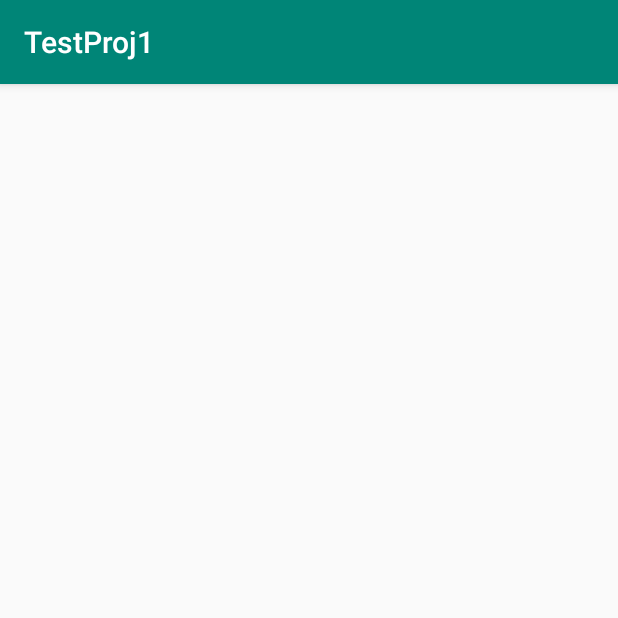
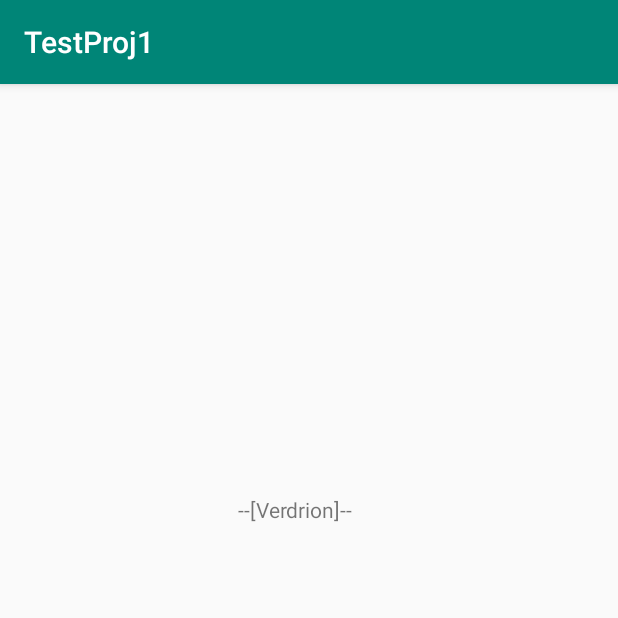
Before and after one commit to Gorgory24/Elemental-Hunter, an Android app: the FicheActivity screen opened directly, with no data from a screen before it, on a phone screen of 412 x 824 dp, the top half of it. Run offline under Robolectric (Android 15) with nearby library versions, the light colour scheme and no system bars.

Commit message:
Ajout FicheActivity

```diff
--- a/app/src/main/res/layout/activity_fiche.xml
+++ b/app/src/main/res/layout/activity_fiche.xml
@@ -6,4 +6,15 @@
     android:layout_height="match_parent"
     tools:context=".FicheActivity">
 
+    <TextView
+        android:id="@+id/nameText"
+        android:layout_width="wrap_content"
+        android:layout_height="wrap_content"
+        android:text="--[Verdrion]--"
+        app:layout_constraintBottom_toBottomOf="parent"
+        app:layout_constraintEnd_toEndOf="parent"
+        app:layout_constraintHorizontal_bias="0.474"
+        app:layout_constraintStart_toStartOf="parent"
+        app:layout_constraintTop_toTopOf="parent"
+        app:layout_constraintVertical_bias="0.366" />
 </androidx.constraintlayout.widget.ConstraintLayout>
```
